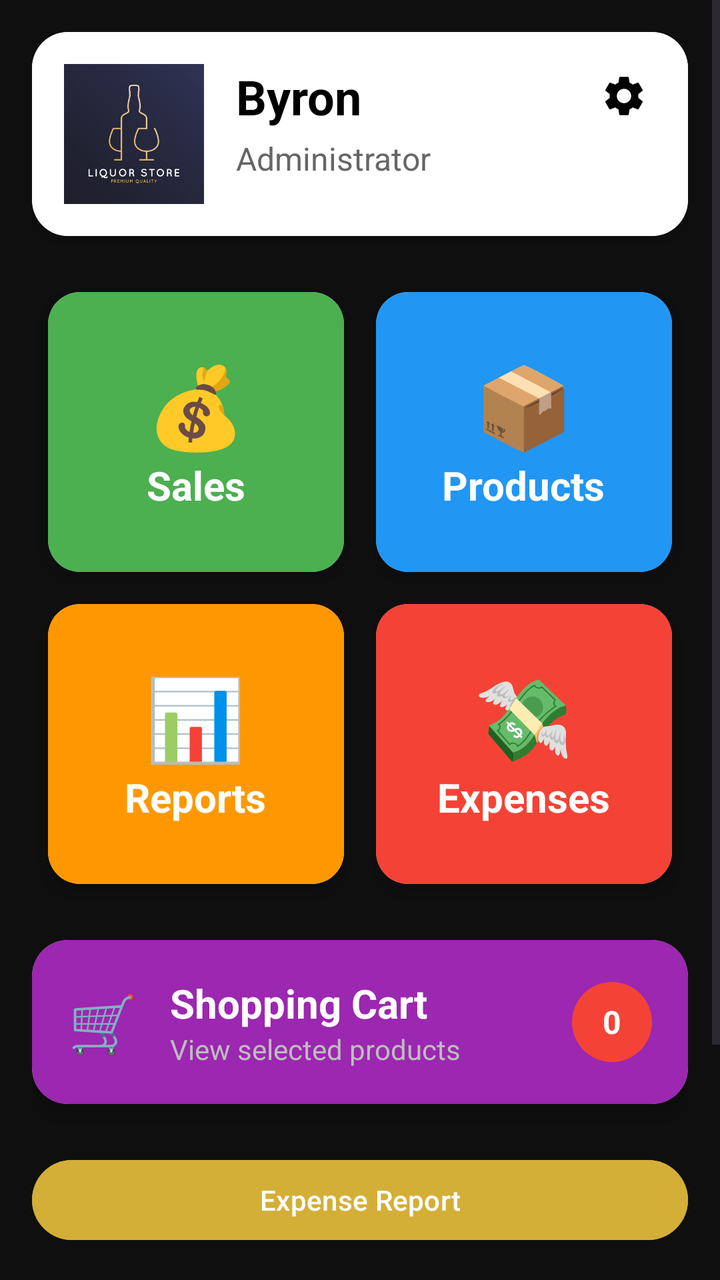
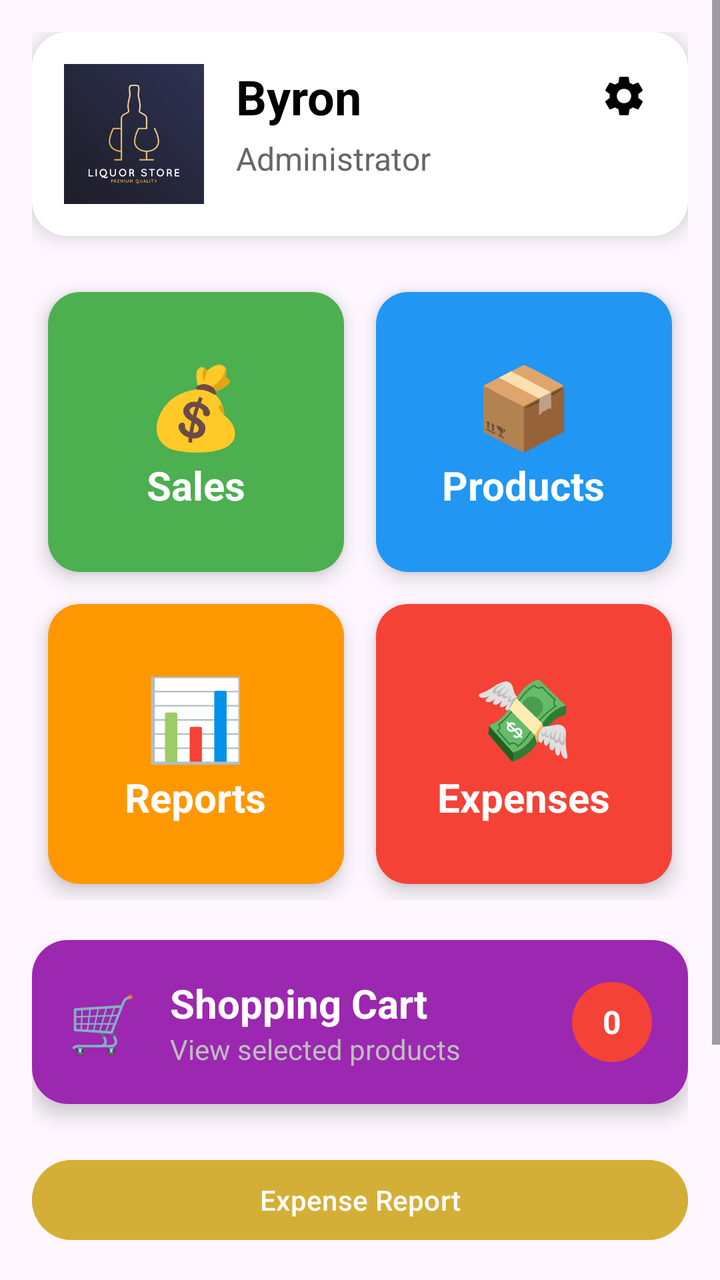

The first picture is an Android layout as it rendered before a commit; the second is the same layout after the commit. The layout source and the unified diff follow.
<!-- AndroidManifest.xml: application theme Theme._10 -->
<!-- res/layout/activity_dashboard.xml -->
<?xml version="1.0" encoding="utf-8"?>
<ScrollView xmlns:android="http://schemas.android.com/apk/res/android"
    xmlns:app="http://schemas.android.com/apk/res-auto"
    xmlns:tools="http://schemas.android.com/tools"
    android:layout_width="match_parent"
    android:layout_height="match_parent"
    android:background="#0F0F0F"
    tools:context="Activities.DashboardActivity">

    <LinearLayout
        android:layout_width="match_parent"
        android:layout_height="wrap_content"
        android:orientation="vertical"
        android:padding="16dp">

        
        <androidx.cardview.widget.CardView
            android:layout_width="match_parent"
            android:layout_height="wrap_content"
            android:layout_marginBottom="20dp"
            app:cardCornerRadius="18dp"
            app:cardElevation="6dp">

            <RelativeLayout
                android:layout_width="match_parent"
                android:layout_height="wrap_content"
                android:padding="16dp"
                android:background="#FFFFFF">

                
                <com.google.android.material.imageview.ShapeableImageView
                    android:id="@+id/imgProfile"
                    android:layout_width="70dp"
                    android:layout_height="70dp"
                    android:src="@drawable/dropper"
                    android:scaleType="centerCrop"
                    app:shapeAppearanceOverlay="@style/ProfileImageRounded" />

                
                <TextView
                    android:id="@+id/tvUsername"
                    android:layout_width="wrap_content"
                    android:layout_height="wrap_content"
                    android:layout_toEndOf="@id/imgProfile"
                    android:layout_marginStart="16dp"
                    android:text="Byron"
                    android:textSize="24sp"
                    android:textStyle="bold"
                    android:textColor="#000000" />

                
                <TextView
                    android:id="@+id/tvRole"
                    android:layout_width="wrap_content"
                    android:layout_height="wrap_content"
                    android:layout_below="@id/tvUsername"
                    android:layout_toEndOf="@id/imgProfile"
                    android:layout_marginStart="16dp"
                    android:layout_marginTop="4dp"
                    android:text="Administrator"
                    android:textSize="16sp"
                    android:textColor="#666666" />

                
                <ImageView
                    android:id="@+id/imgSettings"
                    android:layout_width="32dp"
                    android:layout_height="32dp"
                    android:layout_alignParentEnd="true"
                    android:src="@drawable/ic_settings"
                    android:padding="4dp" />



            </RelativeLayout>
        </androidx.cardview.widget.CardView>

        
        <GridLayout
            android:layout_width="match_parent"
            android:layout_height="wrap_content"
            android:columnCount="2">

            
            <androidx.cardview.widget.CardView
                android:id="@+id/cardSales"
                android:layout_width="0dp"
                android:layout_height="140dp"
                android:layout_columnWeight="1"
                android:layout_margin="8dp"
                app:cardCornerRadius="16dp"
                app:cardElevation="6dp">

                <LinearLayout
                    android:layout_width="match_parent"
                    android:layout_height="match_parent"
                    android:gravity="center"
                    android:orientation="vertical"
                    android:background="#4CAF50">

                    <TextView
                        android:text="💰"
                        android:textSize="40sp"
                        android:layout_width="wrap_content"
                        android:layout_height="wrap_content" />

                    <TextView
                        android:text="Sales"
                        android:textColor="#FFFFFF"
                        android:textSize="20sp"
                        android:textStyle="bold"
                        android:layout_width="wrap_content"
                        android:layout_height="wrap_content" />
                </LinearLayout>
            </androidx.cardview.widget.CardView>

            
            <androidx.cardview.widget.CardView
                android:id="@+id/cardProducts"
                android:layout_width="0dp"
                android:layout_height="140dp"
                android:layout_columnWeight="1"
                android:layout_margin="8dp"
                app:cardCornerRadius="16dp"
                app:cardElevation="6dp">

                <LinearLayout
                    android:layout_width="match_parent"
                    android:layout_height="match_parent"
                    android:gravity="center"
                    android:orientation="vertical"
                    android:background="#2196F3">

                    <TextView
                        android:text="📦"
                        android:textSize="40sp"
                        android:layout_width="wrap_content"
                        android:layout_height="wrap_content" />

                    <TextView
                        android:text="Products"
                        android:textColor="#FFFFFF"
                        android:textSize="20sp"
                        android:textStyle="bold"
                        android:layout_width="wrap_content"
                        android:layout_height="wrap_content" />
                </LinearLayout>
            </androidx.cardview.widget.CardView>

            
            <androidx.cardview.widget.CardView
                android:id="@+id/cardReports"
                android:layout_width="0dp"
                android:layout_height="140dp"
                android:layout_columnWeight="1"
                android:layout_margin="8dp"
                app:cardCornerRadius="16dp"
                app:cardElevation="6dp">

                <LinearLayout
                    android:layout_width="match_parent"
                    android:layout_height="match_parent"
                    android:gravity="center"
                    android:orientation="vertical"
                    android:background="#FF9800">

                    <TextView
                        android:text="📊"
                        android:textSize="40sp"
                        android:layout_width="wrap_content"
                        android:layout_height="wrap_content" />

                    <TextView
                        android:text="Reports"
                        android:textColor="#FFFFFF"
                        android:textSize="20sp"
                        android:textStyle="bold"
                        android:layout_width="wrap_content"
                        android:layout_height="wrap_content" />
                </LinearLayout>
            </androidx.cardview.widget.CardView>

            
            <androidx.cardview.widget.CardView
                android:id="@+id/cardExpenses"
                android:layout_width="0dp"
                android:layout_height="140dp"
                android:layout_columnWeight="1"
                android:layout_margin="8dp"
                app:cardCornerRadius="16dp"
                app:cardElevation="6dp">

                <LinearLayout
                    android:layout_width="match_parent"
                    android:layout_height="match_parent"
                    android:gravity="center"
                    android:orientation="vertical"
                    android:background="#F44336">

                    <TextView
                        android:text="💸"
                        android:textSize="40sp"
                        android:layout_width="wrap_content"
                        android:layout_height="wrap_content" />

                    <TextView
                        android:text="Expenses"
                        android:textColor="#FFFFFF"
                        android:textSize="20sp"
                        android:textStyle="bold"
                        android:layout_width="wrap_content"
                        android:layout_height="wrap_content" />
                </LinearLayout>
            </androidx.cardview.widget.CardView>

        </GridLayout>
        <androidx.cardview.widget.CardView
            android:layout_width="match_parent"
            android:layout_height="wrap_content"
            android:layout_marginTop="20dp"
            app:cardCornerRadius="18dp"
            app:cardElevation="6dp">

            <LinearLayout
                android:id="@+id/cardCart"
                android:layout_width="match_parent"
                android:layout_height="wrap_content"
                android:orientation="horizontal"
                android:gravity="center_vertical"
                android:padding="18dp"
                android:background="#9C27B0">

                
                <TextView
                    android:layout_width="wrap_content"
                    android:layout_height="wrap_content"
                    android:text="🛒"
                    android:textSize="28sp"/>

                
                <LinearLayout
                    android:layout_width="0dp"
                    android:layout_height="wrap_content"
                    android:layout_weight="1"
                    android:orientation="vertical"
                    android:layout_marginStart="16dp">

                    <TextView
                        android:layout_width="wrap_content"
                        android:layout_height="wrap_content"
                        android:text="@string/shopping_cart"
                        android:textColor="#FFFFFF"
                        android:textSize="20sp"
                        android:textStyle="bold"/>

                    <TextView
                        android:layout_width="wrap_content"
                        android:layout_height="wrap_content"
                        android:text="@string/view_selected_products"
                        android:textColor="#BDBDBD"
                        android:textSize="14sp"/>
                </LinearLayout>

                <TextView
                    android:id="@+id/tvCartCount"
                    android:layout_width="40dp"
                    android:layout_height="40dp"
                    android:gravity="center"
                    android:text="0"
                    android:textColor="#FFFFFF"
                    android:textStyle="bold"
                    android:textSize="16sp"
                    android:background="@drawable/cart_badge_background"/>

            </LinearLayout>



        </androidx.cardview.widget.CardView>
        <Button
            android:id="@+id/btnExpense"
            android:layout_width="match_parent"
            android:layout_height="wrap_content"
            android:text="Expense Report"
            android:layout_marginTop="24dp"
            android:backgroundTint="#D4AF37"/>
        <Button
            android:id="@+id/btnLowStock"
            android:layout_width="match_parent"
            android:layout_height="wrap_content"
            android:text="@string/low_stock_alerts"
            android:layout_marginTop="24dp"
            android:backgroundTint="#D4AF37"/>
        <Button
            android:id="@+id/btnLogout"
            android:layout_width="match_parent"
            android:layout_height="wrap_content"
            android:text="@string/logout"
            android:textAllCaps="false"
            android:textSize="18sp"
            android:layout_marginTop="24dp"
            android:backgroundTint="#D4AF37"/>

    </LinearLayout>

</ScrollView>
<!-- resources referenced by this layout -->
<resources>
  <!-- drawable cart_badge_background (drawable) -->
  <?xml version="1.0" encoding="utf-8"?>
  <shape xmlns:android="http://schemas.android.com/apk/res/android"
      android:shape="oval">
  
      <solid android:color="#F44336"/>
  
  </shape>
  <!-- drawable dropper: jpg bitmap (drawable, 13710 bytes) -->
  <!-- drawable ic_settings (drawable) -->
  <vector android:height="24dp" android:tint="#000000"
      android:viewportHeight="24" android:viewportWidth="24"
      android:width="24dp" xmlns:android="http://schemas.android.com/apk/res/android">
      <path android:fillColor="@android:color/white" android:pathData="M19.14,12.94c0.04,-0.3 0.06,-0.61 0.06,-0.94c0,-0.32 -0.02,-0.64 -0.07,-0.94l2.03,-1.58c0.18,-0.14 0.23,-0.41 0.12,-0.61l-1.92,-3.32c-0.12,-0.22 -0.37,-0.29 -0.59,-0.22l-2.39,0.96c-0.5,-0.38 -1.03,-0.7 -1.62,-0.94L14.4,2.81c-0.04,-0.24 -0.24,-0.41 -0.48,-0.41h-3.84c-0.24,0 -0.43,0.17 -0.47,0.41L9.25,5.35C8.66,5.59 8.12,5.92 7.63,6.29L5.24,5.33c-0.22,-0.08 -0.47,0 -0.59,0.22L2.74,8.87C2.62,9.08 2.66,9.34 2.86,9.48l2.03,1.58C4.84,11.36 4.8,11.69 4.8,12s0.02,0.64 0.07,0.94l-2.03,1.58c-0.18,0.14 -0.23,0.41 -0.12,0.61l1.92,3.32c0.12,0.22 0.37,0.29 0.59,0.22l2.39,-0.96c0.5,0.38 1.03,0.7 1.62,0.94l0.36,2.54c0.05,0.24 0.24,0.41 0.48,0.41h3.84c0.24,0 0.44,-0.17 0.47,-0.41l0.36,-2.54c0.59,-0.24 1.13,-0.56 1.62,-0.94l2.39,0.96c0.22,0.08 0.47,0 0.59,-0.22l1.92,-3.32c0.12,-0.22 0.07,-0.47 -0.12,-0.61L19.14,12.94zM12,15.6c-1.98,0 -3.6,-1.62 -3.6,-3.6s1.62,-3.6 3.6,-3.6s3.6,1.62 3.6,3.6S13.98,15.6 12,15.6z"/>
  </vector>
  <string name="logout">Logout</string>
  <string name="low_stock_alerts">Low Stock Alerts</string>
  <string name="shopping_cart">Shopping Cart</string>
  <string name="view_selected_products">View selected products</string>
  <style name="ProfileImageRounded">style</style>
  <style name="Theme._10" parent="Base.Theme._10" />
  <style name="Base.Theme._10" parent="Theme.Material3.DayNight.NoActionBar">
          
          
      </style>
</resources>

<!-- the commit's change to res/layout/activity_dashboard.xml (unified diff, before → after) -->
@@ -4,7 +4,6 @@
     xmlns:tools="http://schemas.android.com/tools"
     android:layout_width="match_parent"
     android:layout_height="match_parent"
-    android:background="#0F0F0F"
     tools:context="Activities.DashboardActivity">
 
     <LinearLayout
